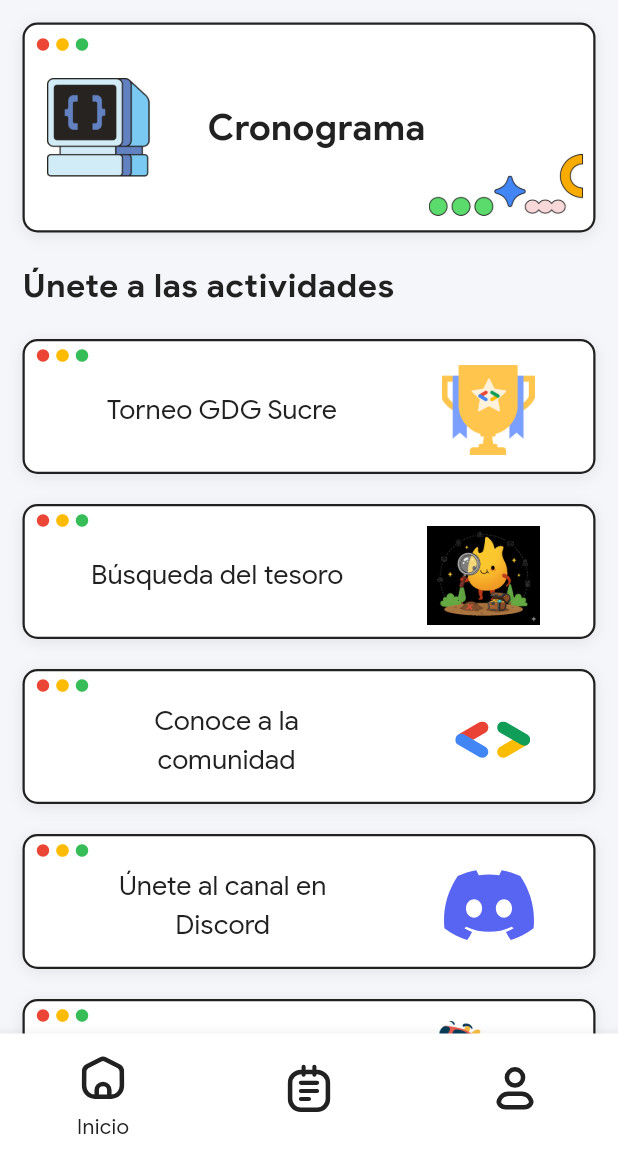
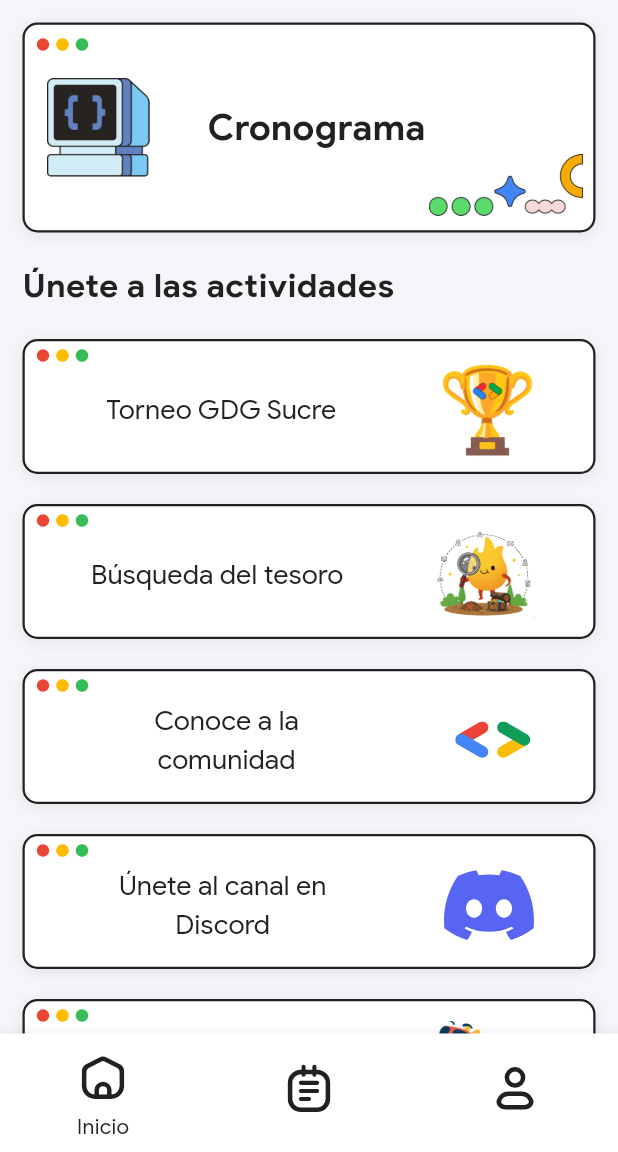
Before and after one commit to armandohackcode/app-events, a Flutter app: the screen it shows once a user with an empty profile is signed in, on a phone screen of 412 x 824 dp, the part 84-1236 px from its top. Run offline on Flutter 3.47's test engine with Material 3 defaults, Android fonts, the phone set to English and light mode, and no system bars; our stand-ins replace animate_do, cached_network_image, cloud_firestore, firebase_auth, firebase_core, firebase_storage and 11 more; missing offline and left inert: any_link_preview, mobile_scanner, qr_code_scanner_plus; accounts and stored records are empty; generated files the repository leaves out were written again.

Commit message:
feat: update project assets,  replace paths and change some interface colors (#41)

```diff
--- a/lib/config/theme/app_assets_path.dart
+++ b/lib/config/theme/app_assets_path.dart
@@ -14,9 +14,8 @@
   static const String discordIcon = 'assets/img/icon-discord.svg';
   static const String dinoWriteIcon = 'assets/img/dino-write.png';
   static const String dinoRunIcon = 'assets/img/dino-runs.png';
-  static const String firePedExplorerIcon = 'assets/img/sparky-explorer.png';
+  static const String firePedExplorerIcon = 'assets/img/sparky-explorerwhite.png';
   static const String computerIcon = 'assets/img/computer-icon.png';
-
   static const String firePedIcon = 'assets/img/fire-ped.png';
 
   // icons
@@ -29,8 +28,7 @@
   static const String iconGoogle = "assets/img/icon-google.svg";
   static const String iconApple = "assets/img/icon-apple.svg";
   static const String iconFacebook = "assets/img/facebook-1-svgrepo-com.svg";
-  static const String iconInstagram =
-      "assets/img/instagram-2016-logo-svgrepo-com.svg";
+  static const String iconInstagram ="assets/img/instagram-2016-logo-svgrepo-com.svg";
   static const String iconLinkedIn = "assets/img/linkedin-svgrepo-com.svg";
   static const String iconTwitter = "assets/img/twitter-3-logo-svgrepo-com.svg";
   static const String iconGithub = 'assets/img/github-142-svgrepo-com.svg';
--- a/lib/ui/screens/home/home.dart
+++ b/lib/ui/screens/home/home.dart
@@ -52,7 +52,7 @@
                 ).push(CupertinoPageRoute(builder: (_) => const RankingData()));
               },
               text: AppStrings.homeTournamentGDG,
-              icon: Image.asset(AppAssetsPath.trophyIcon, height: 60),
+              icon: Image.asset(AppAssetsPath.trophyIcon, height: 80),
             ),
             const SizedBox(height: 20),
             ButtonActivity(
--- a/lib/ui/widgets/profile/profile_public.dart
+++ b/lib/ui/widgets/profile/profile_public.dart
@@ -52,6 +52,7 @@
                             left: 20,
                             right: 20,
                           ),
+                          padding: const EdgeInsets.all(15),
                           // height: 200,
                           width: 300,
                           decoration: BoxDecoration(
@@ -59,7 +60,7 @@
                             borderRadius: BorderRadius.circular(15),
                             border: Border.all(
                               width: 1.5,
-                              color: AppStyles.borderColor,
+                              color: AppStyles.fontColor,
                             ),
                           ),
                           child: Column(
@@ -88,7 +89,7 @@
                         ),
                       ],
                     ),
-                    Image.asset(AppAssetsPath.dinoWriteIcon, width: 120),
+                    Image.asset(AppAssetsPath.dinoRunIcon, width: 120),
                   ],
                 ),
               ],
--- a/lib/ui/widgets/utils/qr_scan_content.dart
+++ b/lib/ui/widgets/utils/qr_scan_content.dart
@@ -134,7 +134,7 @@
                           Container(
                             margin: const EdgeInsets.all(8),
                             child: IconButton(
-                              color: Colors.red,
+                              color: const Color.fromARGB(255, 216, 25, 11),
                               onPressed: () async {
                                 await controller?.toggleFlash();
                                 setState(() {});
@@ -238,7 +238,7 @@
                             child: Text(
                               widget.msg,
                               style: const TextStyle(
-                                color: Colors.white,
+                                color: Color.fromARGB(255, 0, 0, 0),
                                 fontWeight: FontWeight.bold,
                               ),
                             ),
```
Also changed, not shown: lib/ui/widgets/home/sponsors_content.dart (+6 -2 lines), assets/img/color-red.png (deleted), assets/img/gdgsucre-logo.png (deleted), assets/img/header-image.png (deleted), assets/img/icon-gdg-app.png (deleted), assets/img/sparky-explorer.png (deleted), assets/img/sparky-explorerwhite.png (added), assets/img/title-devfest.png (deleted), assets/img/trofeo.png, pubspec.lock.
